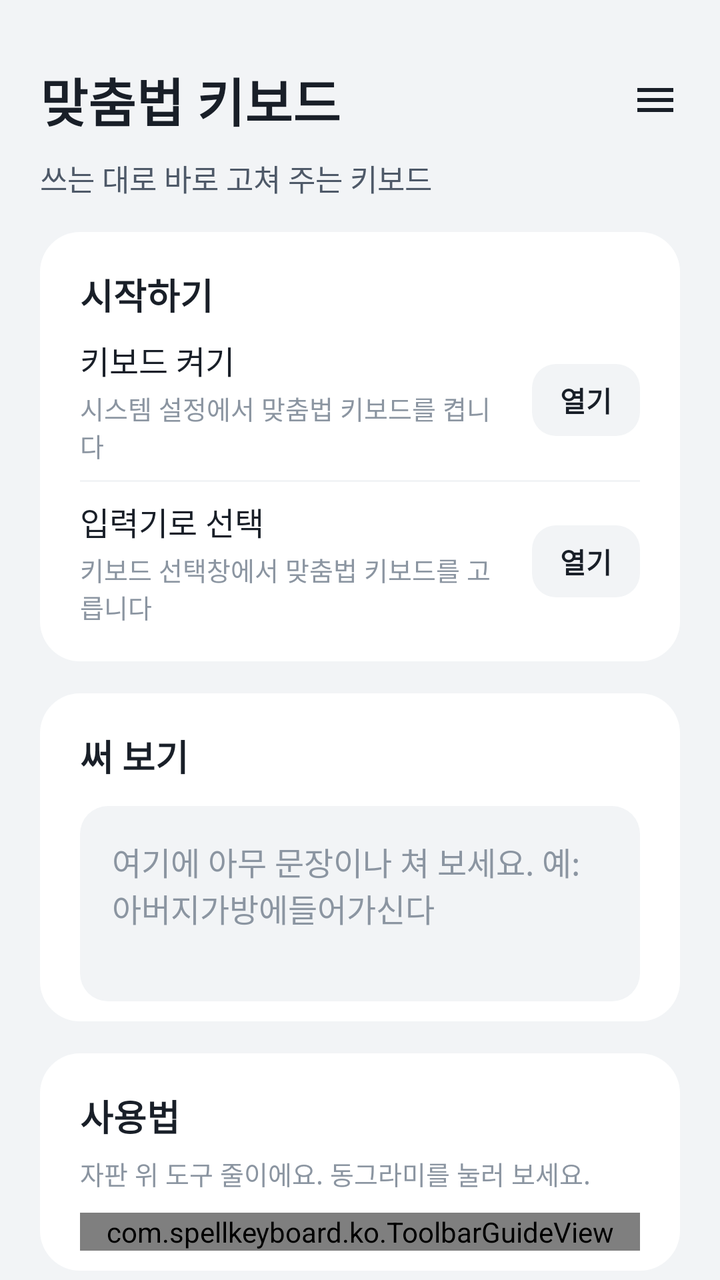
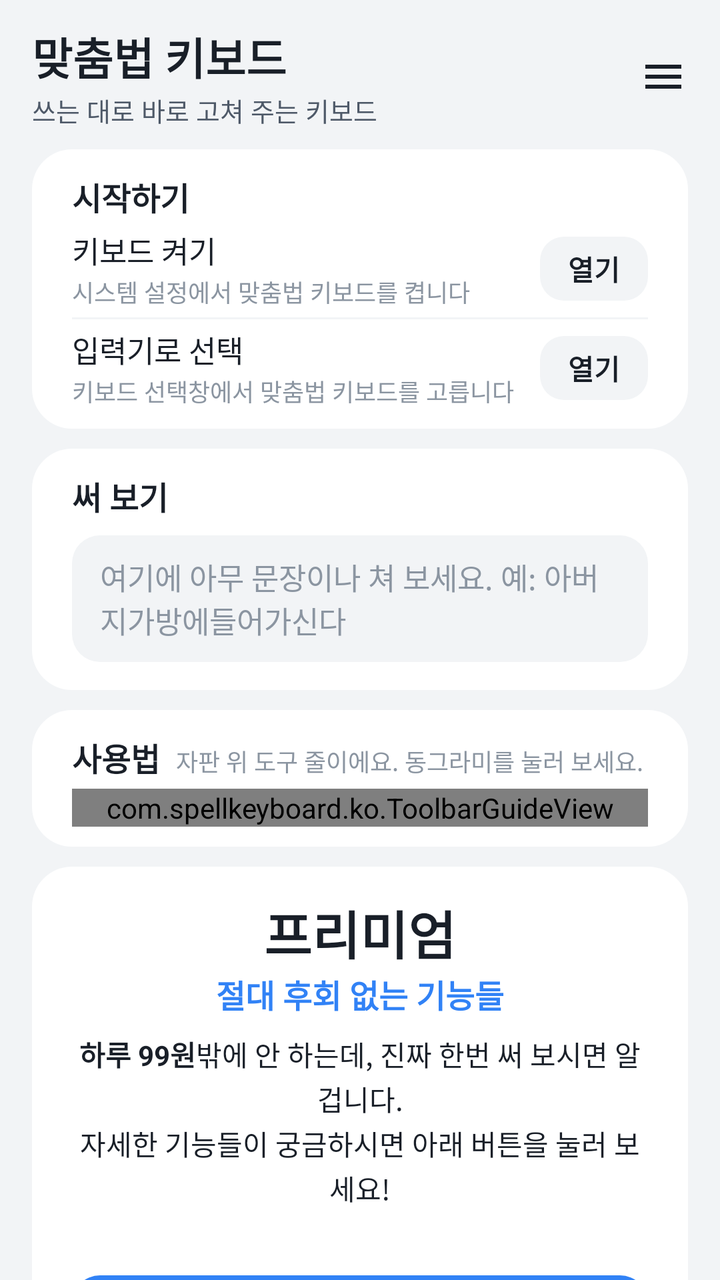

Compare the two renders of this Android layout. The source of the first and the diff that turns it into the second are given below.
<!-- AndroidManifest.xml: application theme Theme.SpellKeyboard -->
<!-- res/layout/activity_setup.xml -->
<?xml version="1.0" encoding="utf-8"?>
<FrameLayout xmlns:android="http://schemas.android.com/apk/res/android"
    android:fitsSystemWindows="true"
    xmlns:app="http://schemas.android.com/apk/res-auto"
    android:layout_width="match_parent"
    android:layout_height="match_parent">

<ScrollView
    android:id="@+id/setup_scroll"
    android:layout_width="match_parent"
    android:layout_height="match_parent"
    android:background="@color/toss_bg"
    android:fillViewport="true"
    android:importantForAutofill="noExcludeDescendants"
    android:scrollbars="none">

    <LinearLayout
        android:layout_width="match_parent"
        android:layout_height="wrap_content"
        android:orientation="vertical"
        android:paddingHorizontal="20dp"
        android:paddingTop="28dp"
        android:paddingBottom="40dp">

        
        <LinearLayout
            android:layout_width="match_parent"
            android:layout_height="wrap_content"
            android:gravity="center_vertical"
            android:orientation="horizontal">

            <TextView
                android:layout_width="0dp"
                android:layout_height="wrap_content"
                android:layout_weight="1"
                android:text="@string/app_name"
                android:textColor="@color/toss_text"
                android:textSize="26sp"
                android:textStyle="bold" />

            <ImageView
                android:id="@+id/menu_button"
                android:layout_width="44dp"
                android:layout_height="44dp"
                android:layout_marginEnd="-10dp"
                android:background="?attr/selectableItemBackgroundBorderless"
                android:clickable="true"
                android:contentDescription="@string/more_title"
                android:focusable="true"
                android:padding="10dp"
                android:src="@drawable/ic_menu" />
        </LinearLayout>

        <TextView
            android:layout_width="wrap_content"
            android:layout_height="wrap_content"
            android:layout_marginTop="6dp"
            android:text="@string/home_subtitle"
            android:textColor="@color/toss_text2"
            android:textSize="15sp" />

        
        <LinearLayout
            android:id="@+id/setup_card"
            style="@style/Card">

            <TextView style="@style/CardTitle" android:text="@string/section_setup" />

            <TextView
                android:id="@+id/setup_all_done"
                android:layout_width="match_parent"
                android:layout_height="wrap_content"
                android:layout_marginTop="10dp"
                android:text="@string/setup_all_done"
                android:textColor="@color/toss_green"
                android:textSize="15sp"
                android:textStyle="bold"
                android:visibility="gone" />

            <LinearLayout style="@style/Row">
                <LinearLayout style="@style/RowText">
                    <TextView style="@style/RowTitle" android:text="@string/setup_enable_title" />
                    <TextView style="@style/RowSub" android:text="@string/setup_enable_sub" />
                </LinearLayout>
                <TextView android:id="@+id/enable_button" style="@style/Pill" android:text="@string/setup_open" />
            </LinearLayout>

            <View style="@style/Divider" />

            <LinearLayout style="@style/Row">
                <LinearLayout style="@style/RowText">
                    <TextView style="@style/RowTitle" android:text="@string/setup_pick_title" />
                    <TextView style="@style/RowSub" android:text="@string/setup_pick_sub" />
                </LinearLayout>
                <TextView android:id="@+id/pick_button" style="@style/Pill" android:text="@string/setup_open" />
            </LinearLayout>
        </LinearLayout>

        
        <LinearLayout style="@style/Card">
            <TextView style="@style/CardTitle" android:text="@string/section_try" />
            <EditText
                android:id="@+id/test_field"
                android:layout_width="match_parent"
                android:layout_height="wrap_content"
                android:layout_marginTop="12dp"
                android:background="@drawable/bg_input"
                android:gravity="top"
                android:hint="@string/setup_test_hint"
                android:importantForAutofill="no"
                android:inputType="textMultiLine"
                android:minLines="3"
                android:padding="16dp"
                android:textColor="@color/toss_text"
                android:textColorHint="@color/toss_text3"
                android:textSize="16sp" />
        </LinearLayout>

        
        <LinearLayout style="@style/Card">
            <TextView style="@style/CardTitle" android:text="@string/section_guide" />
            <TextView
                style="@style/RowSub"
                android:layout_marginTop="6dp"
                android:text="@string/guide_intro" />

            <com.spellkeyboard.ko.ToolbarGuideView
                android:id="@+id/toolbar_guide"
                android:layout_width="match_parent"
                android:layout_height="wrap_content"
                android:layout_marginTop="10dp" />

        </LinearLayout>

        
        <LinearLayout style="@style/Card">
            <TextView
                android:layout_width="match_parent"
                android:layout_height="wrap_content"
                android:layout_marginTop="8dp"
                android:gravity="center"
                android:text="@string/premium_pitch_title"
                android:textColor="@color/toss_text"
                android:textSize="30sp"
                android:textStyle="bold" />

            <TextView
                android:layout_width="match_parent"
                android:layout_height="wrap_content"
                android:layout_marginTop="2dp"
                android:gravity="center"
                android:text="@string/premium_pitch_tagline"
                android:textColor="@color/toss_blue"
                android:textSize="18sp"
                android:textStyle="bold" />

            <TextView
                android:layout_width="match_parent"
                android:layout_height="wrap_content"
                android:layout_marginTop="14dp"
                android:gravity="center"
                android:lineSpacingExtra="4dp"
                android:text="@string/premium_pitch_body"
                android:textColor="@color/toss_text"
                android:textSize="15sp" />

            <TextView
                android:id="@+id/quota_output"
                style="@style/RowSub"
                android:layout_width="match_parent"
                android:layout_marginTop="10dp"
                android:gravity="center"
                android:textColor="@color/toss_blue"
                android:textStyle="bold" />

            <TextView
                android:id="@+id/subscribe_button"
                style="@style/PrimaryButton"
                android:layout_marginTop="14dp"
                android:text="@string/setting_plan_subscribe" />

            <TextView
                android:id="@+id/billing_status"
                style="@style/Caption"
                android:layout_marginTop="10dp" />

            <TextView
                style="@style/Caption"
                android:layout_marginTop="6dp"
                android:text="@string/setting_plan_note" />

            
            <TextView
                style="@style/Caption"
                android:layout_marginTop="6dp"
                android:layout_marginBottom="8dp"
                android:text="@string/ai_notice" />
        </LinearLayout>
    </LinearLayout>
</ScrollView>

    
    <View
        android:id="@+id/more_scrim"
        android:layout_width="match_parent"
        android:layout_height="match_parent"
        android:background="#99000000"
        android:clickable="true"
        android:contentDescription="@string/more_close"
        android:focusable="false"
        android:visibility="gone" />

    <include layout="@layout/more_drawer" />
</FrameLayout>
<!-- res/layout/more_drawer.xml (included above) -->
<?xml version="1.0" encoding="utf-8"?>
<ScrollView xmlns:android="http://schemas.android.com/apk/res/android"
    android:id="@+id/more_drawer"
    android:layout_width="240dp"
    android:layout_height="match_parent"
    android:layout_gravity="end"
    android:background="@color/toss_card"
    android:clickable="true"
    android:elevation="16dp"
    android:fillViewport="true"
    android:focusable="true"
    android:scrollbars="none"
    android:visibility="gone">

    <LinearLayout
        android:layout_width="match_parent"
        android:layout_height="wrap_content"
        android:orientation="vertical"
        android:paddingHorizontal="16dp"
        android:paddingTop="16dp"
        android:paddingBottom="24dp">

        <LinearLayout
            android:layout_width="match_parent"
            android:layout_height="wrap_content"
            android:gravity="center_vertical"
            android:orientation="horizontal">

            <TextView
                android:layout_width="0dp"
                android:layout_height="wrap_content"
                android:layout_weight="1"
                android:text="@string/more_title"
                android:textColor="@color/toss_text"
                android:textSize="20sp"
                android:textStyle="bold" />

            <TextView
                android:id="@+id/more_close"
                android:layout_width="40dp"
                android:layout_height="40dp"
                android:layout_marginEnd="-8dp"
                android:background="?attr/selectableItemBackgroundBorderless"
                android:clickable="true"
                android:contentDescription="@string/more_close"
                android:focusable="true"
                android:gravity="center"
                android:text="✕"
                android:textColor="@color/toss_text3"
                android:textSize="18sp" />
        </LinearLayout>

        
        <LinearLayout
            android:id="@+id/account_card"
            android:layout_width="match_parent"
            android:layout_height="wrap_content"
            android:layout_marginTop="14dp"
            android:orientation="vertical">

            
            <LinearLayout
                android:id="@+id/account_signed_out"
                android:layout_width="match_parent"
                android:layout_height="wrap_content"
                android:orientation="vertical">

                <TextView
                    style="@style/RowSub"
                    android:layout_marginTop="0dp"
                    android:text="@string/account_signin_sub" />

                <TextView
                    android:id="@+id/signin_button"
                    style="@style/PrimaryButton"
                    android:layout_height="46dp"
                    android:layout_marginTop="12dp"
                    android:textSize="15sp"
                    android:text="@string/account_signin" />
            </LinearLayout>

            
            <LinearLayout
                android:id="@+id/account_signed_in"
                android:layout_width="match_parent"
                android:layout_height="wrap_content"
                android:orientation="vertical"
                android:visibility="gone">

                <LinearLayout
                    android:layout_width="match_parent"
                    android:layout_height="wrap_content"
                    android:gravity="center_vertical"
                    android:orientation="horizontal">

                    <FrameLayout
                        android:layout_width="44dp"
                        android:layout_height="44dp">

                        <TextView
                            android:id="@+id/profile_initial"
                            android:layout_width="match_parent"
                            android:layout_height="match_parent"
                            android:background="@drawable/bg_avatar"
                            android:gravity="center"
                            android:textColor="#FFFFFF"
                            android:textSize="18sp"
                            android:textStyle="bold" />

                        <ImageView
                            android:id="@+id/profile_photo"
                            android:layout_width="match_parent"
                            android:layout_height="match_parent"
                            android:contentDescription="@string/account_photo"
                            android:scaleType="centerCrop"
                            android:visibility="gone" />
                    </FrameLayout>

                    <TextView
                        android:id="@+id/profile_name"
                        android:layout_width="0dp"
                        android:layout_height="wrap_content"
                        android:layout_marginStart="10dp"
                        android:layout_weight="1"
                        android:ellipsize="end"
                        android:maxLines="2"
                        android:textColor="@color/toss_text"
                        android:textSize="16sp"
                        android:textStyle="bold" />
                </LinearLayout>

                <TextView
                    android:id="@+id/account_status"
                    style="@style/RowSub"
                    android:layout_marginTop="8dp" />

                <TextView
                    android:id="@+id/signout_button"
                    style="@style/SecondaryButton"
                    android:layout_height="42dp"
                    android:layout_marginTop="12dp"
                    android:textSize="14sp"
                    android:text="@string/account_signout" />

                <TextView
                    android:id="@+id/delete_button"
                    style="@style/SecondaryButton"
                    android:layout_height="42dp"
                    android:layout_marginTop="6dp"
                    android:textSize="14sp"
                    android:text="@string/account_delete"
                    android:textColor="@color/toss_red" />
            </LinearLayout>

            <View
                style="@style/Divider"
                android:layout_marginTop="16dp" />
        </LinearLayout>

        
        <TextView
            android:id="@+id/menu_keyboard"
            style="@style/MenuRow"
            android:textSize="15sp"
            android:text="@string/menu_keyboard" />

        <View style="@style/Divider" />

        <TextView
            android:id="@+id/menu_privacy"
            style="@style/MenuRow"
            android:textSize="15sp"
            android:text="@string/menu_privacy" />

        <View style="@style/Divider" />

        <TextView
            android:id="@+id/menu_terms"
            style="@style/MenuRow"
            android:textSize="15sp"
            android:text="@string/menu_terms" />

        <View style="@style/Divider" />

        <TextView
            android:id="@+id/menu_support"
            style="@style/MenuRow"
            android:textSize="15sp"
            android:text="@string/menu_support" />

        <View style="@style/Divider" />

        <TextView
            android:id="@+id/menu_guide"
            style="@style/MenuRow"
            android:textSize="15sp"
            android:text="@string/menu_guide" />

        <TextView
            android:id="@+id/app_info"
            style="@style/Caption"
            android:layout_marginTop="20dp"
            android:textSize="12sp"
            android:textIsSelectable="true" />
    </LinearLayout>
</ScrollView>
<!-- resources referenced by this layout -->
<resources>
  <color name="toss_bg">#F2F4F6</color>
  <color name="toss_blue">#3182F6</color>
  <color name="toss_card">#FFFFFF</color>
  <color name="toss_green">#00B26B</color>
  <color name="toss_red">#F04452</color>
  <color name="toss_text">#191F28</color>
  <color name="toss_text2">#4E5968</color>
  <color name="toss_text3">#8B95A1</color>
  <!-- drawable bg_avatar (drawable) -->
  <?xml version="1.0" encoding="utf-8"?>
  <shape xmlns:android="http://schemas.android.com/apk/res/android" android:shape="oval">
      <solid android:color="@color/toss_blue" />
  </shape>
  <!-- drawable bg_input (drawable) -->
  <?xml version="1.0" encoding="utf-8"?>
  <shape xmlns:android="http://schemas.android.com/apk/res/android" android:shape="rectangle">
      <solid android:color="@color/toss_fill" />
      <corners android:radius="14dp" />
  </shape>
  <string name="account_delete">회원 탈퇴</string>
  <string name="account_photo">프로필 사진</string>
  <string name="account_signin">구글로 로그인</string>
  <string name="account_signin_sub">윈도우·아이폰에서도 같은 구독을 쓰려면 로그인하세요.</string>
  <string name="account_signout">로그아웃</string>
  <string name="ai_notice">AI 교정·AI 번역을 누를 때만 그 입력란의 글이 서버를 거쳐 AI 로 가요(지금은 업스테이지 Solar). 타이핑 중 실시간 교정과 \'전체\' 교정은 기기 안에서만 처리돼요.</string>
  <string name="app_name">맞춤법 키보드</string>
  <string name="guide_intro">자판 위 도구 줄이에요. 동그라미를 눌러 보세요.</string>
  <string name="home_subtitle">쓰는 대로 바로 고쳐 주는 키보드</string>
  <string name="menu_guide">사용 안내 다시 보기</string>
  <string name="menu_keyboard">키보드 맞춤설정</string>
  <string name="menu_privacy">개인정보 처리방침</string>
  <string name="menu_support">고객센터</string>
  <string name="menu_terms">서비스 이용약관</string>
  <string name="more_close">닫기</string>
  <string name="more_title">더보기</string>
  <string name="premium_pitch_body"><b>하루 99원</b>밖에 안 하는데, 진짜 한번 써 보시면 알 겁니다.\n자세한 기능들이 궁금하시면 아래 버튼을 눌러 보세요!</string>
  <string name="premium_pitch_tagline">절대 후회 없는 기능들</string>
  <string name="premium_pitch_title">프리미엄</string>
  <string name="section_guide">사용법</string>
  <string name="section_setup">시작하기</string>
  <string name="section_try">써 보기</string>
  <string name="setting_plan_note">자동 교정은 요금제와 상관없이 언제나 무제한이에요. 결제는 Google Play 가 처리하고, Play 스토어에서 설치한 앱에서만 결제창이 떠요.</string>
  <string name="setting_plan_subscribe">프리미엄 알아보기 · 월 2,990원</string>
  <string name="setup_all_done">키보드를 쓰고 있어요</string>
  <string name="setup_enable_sub">시스템 설정에서 맞춤법 키보드를 켭니다</string>
  <string name="setup_enable_title">키보드 켜기</string>
  <string name="setup_open">열기</string>
  <string name="setup_pick_sub">키보드 선택창에서 맞춤법 키보드를 고릅니다</string>
  <string name="setup_pick_title">입력기로 선택</string>
  <string name="setup_test_hint">여기에 아무 문장이나 쳐 보세요. 예: 아버지가방에들어가신다</string>
  <style name="Divider">
          <item name="android:layout_width">match_parent</item>
          <item name="android:layout_height">1dp</item>
          <item name="android:background">@color/toss_divider</item>
      </style>
  <style name="RowTitle">
          <item name="android:layout_width">wrap_content</item>
          <item name="android:layout_height">wrap_content</item>
          <item name="android:textColor">@color/toss_text</item>
          <item name="android:textSize">16sp</item>
      </style>
  <style name="SecondaryButton" parent="PrimaryButton">
          <item name="android:layout_height">50dp</item>
          <item name="android:background">@drawable/bg_button_secondary</item>
          <item name="android:textColor">@color/toss_text</item>
          <item name="android:textSize">15sp</item>
      </style>
  <color name="toss_fill">#F2F4F6</color>
  <!-- drawable bg_card (drawable) -->
  <?xml version="1.0" encoding="utf-8"?>
  <shape xmlns:android="http://schemas.android.com/apk/res/android" android:shape="rectangle">
      <solid android:color="@color/toss_card" />
      <corners android:radius="20dp" />
  </shape>
  <color name="toss_divider">#F2F4F6</color>
  <color name="toss_fill_pressed">#E5E8EB</color>
  <color name="toss_blue_pressed">#1B64DA</color>
  <!-- unchanged entries left out for length: 14 -->
</resources>

<!-- the commit's change to res/layout/activity_setup.xml (unified diff, before → after) -->
@@ -14,13 +14,14 @@
     android:importantForAutofill="noExcludeDescendants"
     android:scrollbars="none">
 
+    
     <LinearLayout
         android:layout_width="match_parent"
         android:layout_height="wrap_content"
         android:orientation="vertical"
-        android:paddingHorizontal="20dp"
-        android:paddingTop="28dp"
-        android:paddingBottom="40dp">
+        android:paddingHorizontal="16dp"
+        android:paddingTop="12dp"
+        android:paddingBottom="16dp">
 
         
         <LinearLayout
@@ -29,14 +30,28 @@
             android:gravity="center_vertical"
             android:orientation="horizontal">
 
-            <TextView
+            <LinearLayout
                 android:layout_width="0dp"
                 android:layout_height="wrap_content"
                 android:layout_weight="1"
-                android:text="@string/app_name"
-                android:textColor="@color/toss_text"
-                android:textSize="26sp"
-                android:textStyle="bold" />
+                android:orientation="vertical">
+
+                <TextView
+                    android:layout_width="wrap_content"
+                    android:layout_height="wrap_content"
+                    android:text="@string/app_name"
+                    android:textColor="@color/toss_text"
+                    android:textSize="22sp"
+                    android:textStyle="bold" />
+
+                <TextView
+                    android:layout_width="wrap_content"
+                    android:layout_height="wrap_content"
+                    android:layout_marginTop="1dp"
+                    android:text="@string/home_subtitle"
+                    android:textColor="@color/toss_text2"
+                    android:textSize="13sp" />
+            </LinearLayout>
 
             <ImageView
                 android:id="@+id/menu_button"
@@ -51,124 +66,162 @@
                 android:src="@drawable/ic_menu" />
         </LinearLayout>
 
-        <TextView
-            android:layout_width="wrap_content"
-            android:layout_height="wrap_content"
-            android:layout_marginTop="6dp"
-            android:text="@string/home_subtitle"
-            android:textColor="@color/toss_text2"
-            android:textSize="15sp" />
-
         
         <LinearLayout
             android:id="@+id/setup_card"
-            style="@style/Card">
-
-            <TextView style="@style/CardTitle" android:text="@string/section_setup" />
-
-            <TextView
-                android:id="@+id/setup_all_done"
-                android:layout_width="match_parent"
-                android:layout_height="wrap_content"
-                android:layout_marginTop="10dp"
-                android:text="@string/setup_all_done"
-                android:textColor="@color/toss_green"
-                android:textSize="15sp"
-                android:textStyle="bold"
-                android:visibility="gone" />
-
-            <LinearLayout style="@style/Row">
+            style="@style/Card"
+            android:layout_marginTop="10dp"
+            android:paddingTop="12dp"
+            android:paddingBottom="6dp">
+
+            <LinearLayout
+                android:layout_width="match_parent"
+                android:layout_height="wrap_content"
+                android:gravity="center_vertical"
+                android:orientation="horizontal">
+
+                <TextView
+                    style="@style/CardTitle"
+                    android:textSize="16sp"
+                    android:text="@string/section_setup" />
+
+                <TextView
+                    android:id="@+id/setup_all_done"
+                    android:layout_width="0dp"
+                    android:layout_height="wrap_content"
+                    android:layout_weight="1"
+                    android:layout_marginStart="10dp"
+                    android:gravity="end"
+                    android:paddingBottom="6dp"
+                    android:text="@string/setup_all_done"
+                    android:textColor="@color/toss_green"
+                    android:textSize="14sp"
+                    android:textStyle="bold"
+                    android:visibility="gone" />
+            </LinearLayout>
+
+            <LinearLayout
+                android:id="@+id/setup_step_enable"
+                style="@style/Row"
+                android:minHeight="44dp"
+                android:paddingVertical="4dp">
                 <LinearLayout style="@style/RowText">
-                    <TextView style="@style/RowTitle" android:text="@string/setup_enable_title" />
-                    <TextView style="@style/RowSub" android:text="@string/setup_enable_sub" />
+                    <TextView style="@style/RowTitle" android:textSize="15sp" android:text="@string/setup_enable_title" />
+                    <TextView style="@style/RowSub" android:layout_marginTop="1dp" android:textSize="12sp" android:text="@string/setup_enable_sub" />
                 </LinearLayout>
-                <TextView android:id="@+id/enable_button" style="@style/Pill" android:text="@string/setup_open" />
-            </LinearLayout>
-
-            <View style="@style/Divider" />
-
-            <LinearLayout style="@style/Row">
+                <TextView android:id="@+id/enable_button" style="@style/Pill" android:layout_height="32dp" android:text="@string/setup_open" />
+            </LinearLayout>
+
+            <View android:id="@+id/setup_divider" style="@style/Divider" />
+
+            <LinearLayout
+                android:id="@+id/setup_step_pick"
+                style="@style/Row"
+                android:minHeight="44dp"
+                android:paddingVertical="4dp">
                 <LinearLayout style="@style/RowText">
-                    <TextView style="@style/RowTitle" android:text="@string/setup_pick_title" />
-                    <TextView style="@style/RowSub" android:text="@string/setup_pick_sub" />
+                    <TextView style="@style/RowTitle" android:textSize="15sp" android:text="@string/setup_pick_title" />
+                    <TextView style="@style/RowSub" android:layout_marginTop="1dp" android:textSize="12sp" android:text="@string/setup_pick_sub" />
                 </LinearLayout>
-                <TextView android:id="@+id/pick_button" style="@style/Pill" android:text="@string/setup_open" />
-            </LinearLayout>
-        </LinearLayout>
-
-        
-        <LinearLayout style="@style/Card">
-            <TextView style="@style/CardTitle" android:text="@string/section_try" />
+                <TextView android:id="@+id/pick_button" style="@style/Pill" android:layout_height="32dp" android:text="@string/setup_open" />
+            </LinearLayout>
+        </LinearLayout>
+
+        
+        <LinearLayout
+            style="@style/Card"
+            android:layout_marginTop="10dp"
+            android:paddingTop="12dp"
+            android:paddingBottom="14dp">
+            <TextView style="@style/CardTitle" android:textSize="16sp" android:text="@string/section_try" />
             <EditText
                 android:id="@+id/test_field"
                 android:layout_width="match_parent"
                 android:layout_height="wrap_content"
-                android:layout_marginTop="12dp"
+                android:layout_marginTop="8dp"
                 android:background="@drawable/bg_input"
                 android:gravity="top"
                 android:hint="@string/setup_test_hint"
                 android:importantForAutofill="no"
                 android:inputType="textMultiLine"
-                android:minLines="3"
-                android:padding="16dp"
+                android:minLines="2"
+                android:paddingHorizontal="14dp"
+                android:paddingVertical="10dp"
                 android:textColor="@color/toss_text"
                 android:textColorHint="@color/toss_text3"
-                android:textSize="16sp" />
-        </LinearLayout>
-
-        
-        <LinearLayout style="@style/Card">
-            <TextView style="@style/CardTitle" android:text="@string/section_guide" />
-            <TextView
-                style="@style/RowSub"
-                android:layout_marginTop="6dp"
-                android:text="@string/guide_intro" />
+                android:textSize="15sp" />
+        </LinearLayout>
+
+        
+        <LinearLayout
+            style="@style/Card"
+            android:layout_marginTop="10dp"
+            android:paddingTop="12dp"
+            android:paddingBottom="10dp">
+            <LinearLayout
+                android:layout_width="match_parent"
+                android:layout_height="wrap_content"
+                android:gravity="bottom"
+                android:orientation="horizontal">
+                <TextView style="@style/CardTitle" android:textSize="16sp" android:text="@string/section_guide" />
+                <TextView
+                    android:layout_width="0dp"
+                    android:layout_height="wrap_content"
+                    android:layout_weight="1"
+                    android:layout_marginStart="8dp"
+                    android:paddingBottom="1dp"
+                    android:text="@string/guide_intro"
+                    android:textColor="@color/toss_text3"
+                    android:textSize="12sp" />
+            </LinearLayout>
 
             <com.spellkeyboard.ko.ToolbarGuideView
                 android:id="@+id/toolbar_guide"
                 android:layout_width="match_parent"
                 android:layout_height="wrap_content"
-                android:layout_marginTop="10dp" />
-
-        </LinearLayout>
-
-        
-        <LinearLayout style="@style/Card">
-            <TextView
-                android:layout_width="match_parent"
-                android:layout_height="wrap_content"
-                android:layout_marginTop="8dp"
+                android:layout_marginTop="4dp" />
+
+        </LinearLayout>
+
+        
+        <LinearLayout
+            style="@style/Card"
+            android:layout_marginTop="10dp"
+            android:paddingTop="14dp"
+            android:paddingBottom="14dp">
+            <TextView
+                android:layout_width="match_parent"
+                android:layout_height="wrap_content"
                 android:gravity="center"
                 android:text="@string/premium_pitch_title"
                 android:textColor="@color/toss_text"
-                android:textSize="30sp"
+                android:textSize="26sp"
                 android:textStyle="bold" />
 
             <TextView
                 android:layout_width="match_parent"
                 android:layout_height="wrap_content"
-                android:layout_marginTop="2dp"
                 android:gravity="center"
                 android:text="@string/premium_pitch_tagline"
                 android:textColor="@color/toss_blue"
-                android:textSize="18sp"
+                android:textSize="16sp"
                 android:textStyle="bold" />
 
             <TextView
                 android:layout_width="match_parent"
                 android:layout_height="wrap_content"
-                android:layout_marginTop="14dp"
+                android:layout_marginTop="8dp"
                 android:gravity="center"
-                android:lineSpacingExtra="4dp"
+                android:lineSpacingExtra="2dp"
                 android:text="@string/premium_pitch_body"
                 android:textColor="@color/toss_text"
-                android:textSize="15sp" />
+                android:textSize="14sp" />
 
             <TextView
                 android:id="@+id/quota_output"
                 style="@style/RowSub"
                 android:layout_width="match_parent"
-                android:layout_marginTop="10dp"
+                android:layout_marginTop="6dp"
                 android:gravity="center"
                 android:textColor="@color/toss_blue"
                 android:textStyle="bold" />
@@ -176,25 +229,16 @@
             <TextView
                 android:id="@+id/subscribe_button"
                 style="@style/PrimaryButton"
-                android:layout_marginTop="14dp"
+                android:layout_height="48dp"
+                android:layout_marginTop="10dp"
                 android:text="@string/setting_plan_subscribe" />
 
+            
             <TextView
                 android:id="@+id/billing_status"
                 style="@style/Caption"
-                android:layout_marginTop="10dp" />
-
-            <TextView
-                style="@style/Caption"
-                android:layout_marginTop="6dp"
-                android:text="@string/setting_plan_note" />
-
-            
-            <TextView
-                style="@style/Caption"
-                android:layout_marginTop="6dp"
-                android:layout_marginBottom="8dp"
-                android:text="@string/ai_notice" />
+                android:layout_marginTop="4dp"
+                android:gravity="center" />
         </LinearLayout>
     </LinearLayout>
 </ScrollView>
<!-- resource entries referenced after the edit -->
@@ -24,7 +24,6 @@
   <string name="account_signin">구글로 로그인</string>
   <string name="account_signin_sub">윈도우·아이폰에서도 같은 구독을 쓰려면 로그인하세요.</string>
   <string name="account_signout">로그아웃</string>
-  <string name="ai_notice">AI 교정·AI 번역을 누를 때만 그 입력란의 글이 서버를 거쳐 AI 로 가요(지금은 업스테이지 Solar). 타이핑 중 실시간 교정과 \'전체\' 교정은 기기 안에서만 처리돼요.</string>
   <string name="app_name">맞춤법 키보드</string>
   <string name="guide_intro">자판 위 도구 줄이에요. 동그라미를 눌러 보세요.</string>
   <string name="home_subtitle">쓰는 대로 바로 고쳐 주는 키보드</string>
@@ -41,7 +40,6 @@
   <string name="section_guide">사용법</string>
   <string name="section_setup">시작하기</string>
   <string name="section_try">써 보기</string>
-  <string name="setting_plan_note">자동 교정은 요금제와 상관없이 언제나 무제한이에요. 결제는 Google Play 가 처리하고, Play 스토어에서 설치한 앱에서만 결제창이 떠요.</string>
   <string name="setting_plan_subscribe">프리미엄 알아보기 · 월 2,990원</string>
   <string name="setup_all_done">키보드를 쓰고 있어요</string>
   <string name="setup_enable_sub">시스템 설정에서 맞춤법 키보드를 켭니다</string>
